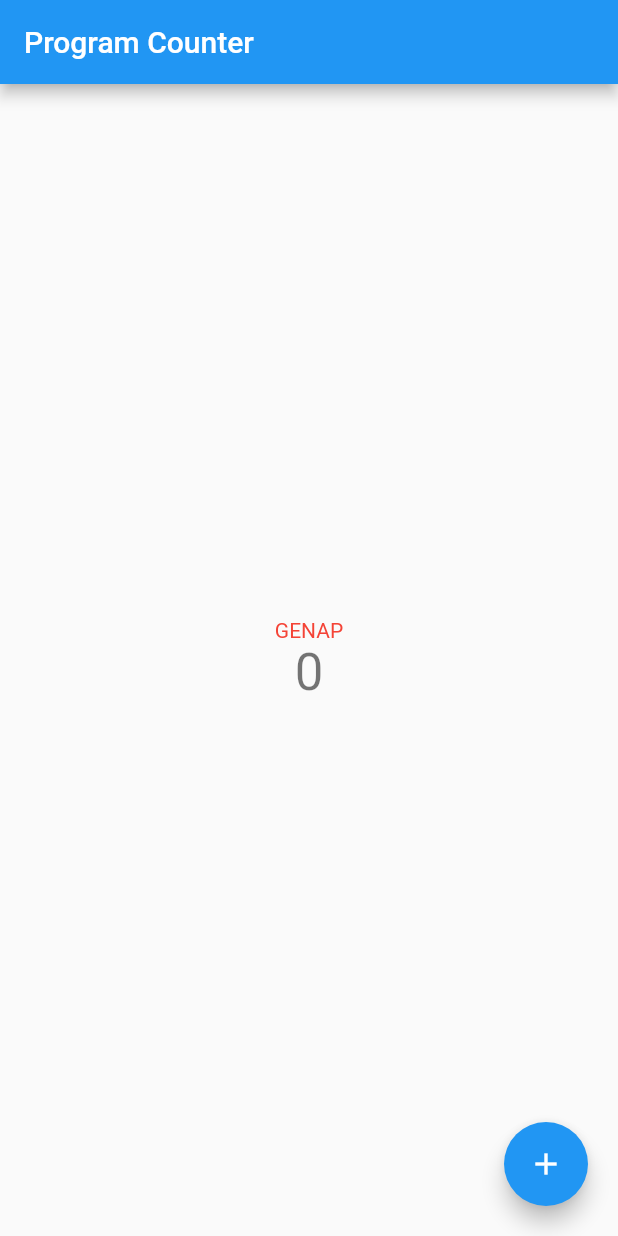
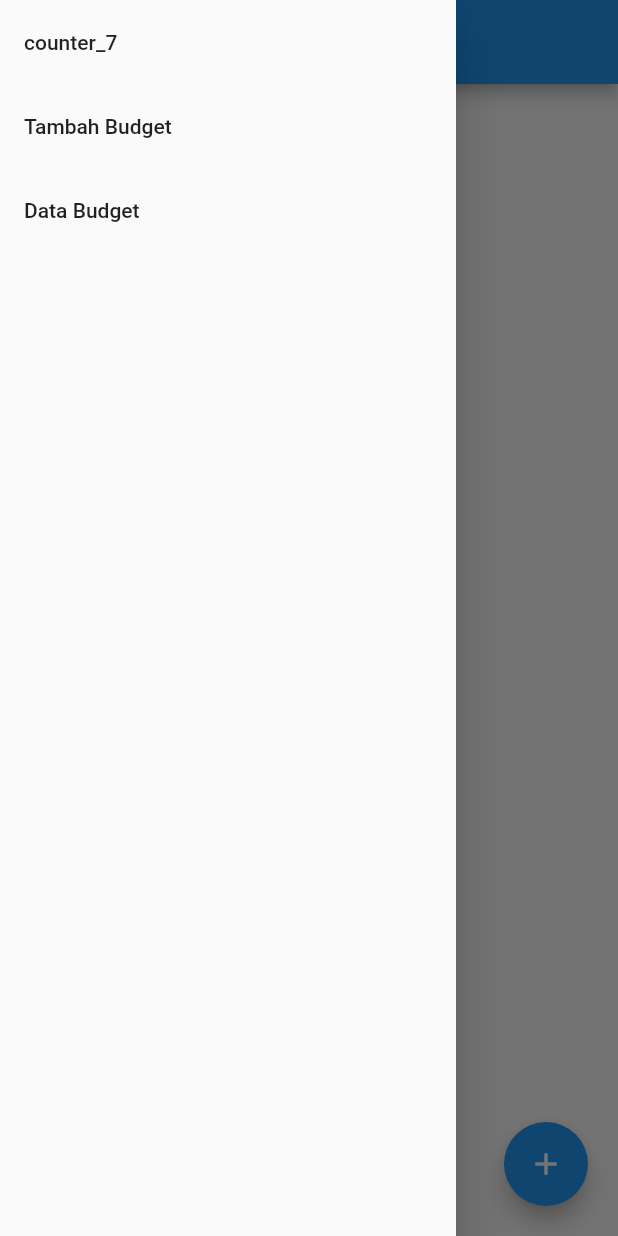
Before and after one commit to fabianark/pbp-flutter-lab, a Flutter app: the screen it shows after launch, with the side drawer open (before the commit the screen has no drawer), on a phone screen of 412 x 824 dp. Run offline on Flutter 3.47's test engine with Material 2 defaults, Android fonts, the phone set to English and light mode, and no system bars.

Commit message:
Finish working on mobile app for Tugas 8

```diff
--- /dev/null
+++ b/counter_7/lib/counter.dart
@@ -0,0 +1,149 @@
+import 'package:flutter/material.dart';
+import 'package:counter_7/main.dart';
+import 'package:counter_7/form.dart';
+import 'package:counter_7/data.dart';
+import 'package:counter_7/widget_drawer.dart';
+
+class CounterPage extends StatefulWidget {
+  const CounterPage({super.key});
+
+  // This widget is the home page of your application. It is stateful, meaning
+  // that it has a State object (defined below) that contains fields that affect
+  // how it looks.
+
+  // This class is the configuration for the state. It holds the values (in this
+  // case the title) provided by the parent (in this case the App widget) and
+  // used by the build method of the State. Fields in a Widget subclass are
+  // always marked "final".
+
+  final String title = 'Program Counter';
+
+  @override
+  State<CounterPage> createState() => _CounterPageState();
+}
+
+class _CounterPageState extends State<CounterPage> {
+  int _counter = 0;
+  String _numState = "GENAP";
+  TextStyle _stateColor = const TextStyle(color: Colors.red);
+  bool _showButton = false;
+
+  void _updateNumState() {
+    if (_counter % 2 == 0) {
+      _numState = "GENAP";
+      _stateColor = const TextStyle(color: Colors.red);
+    }
+    else {
+      _numState = "GANJIL";
+      _stateColor = const TextStyle(color: Colors.blue);
+    }
+    if (_counter == 0) {
+      _showButton = false;
+    }
+    else {
+      _showButton = true;
+    }
+  }
+
+  void _incrementCounter() {
+    setState(() {
+      // This call to setState tells the Flutter framework that something has
+      // changed in this State, which causes it to rerun the build method below
+      // so that the display can reflect the updated values. If we changed
+      // _counter without calling setState(), then the build method would not be
+      // called again, and so nothing would appear to happen.
+      _counter++;
+      _updateNumState();
+    });
+  }
+
+  void _decrementCounter() {
+    setState(() {
+      // This call to setState tells the Flutter framework that something has
+      // changed in this State, which causes it to rerun the build method below
+      // so that the display can reflect the updated values. If we changed
+      // _counter without calling setState(), then the build method would not be
+      // called again, and so nothing would appear to happen.
+      if (_counter != 0) {
+        _counter--;
+        _updateNumState();
+      }
+    });
+  }
+
+  @override
+  Widget build(BuildContext context) {
+    // This method is rerun every time setState is called, for instance as done
+    // by the _incrementCounter method above.
+    //
+    // The Flutter framework has been optimized to make rerunning build methods
+    // fast, so that you can just rebuild anything that needs updating rather
+    // than having to individually change instances of widgets.
+    return Scaffold(
+      appBar: AppBar(
+        // Here we take the value from the CounterPage object that was created by
+        // the App.build method, and use it to set our appbar title.
+        title: Text(widget.title),
+      ),
+      drawer: const DrawerWidget(),
+      body: Center(
+        // Center is a layout widget. It takes a single child and positions it
+        // in the middle of the parent.
+        child: Column(
+          // Column is also a layout widget. It takes a list of children and
+          // arranges them vertically. By default, it sizes itself to fit its
+          // children horizontally, and tries to be as tall as its parent.
+          //
+          // Invoke "debug painting" (press "p" in the console, choose the
+          // "Toggle Debug Paint" action from the Flutter Inspector in Android
+          // Studio, or the "Toggle Debug Paint" command in Visual Studio Code)
+          // to see the wireframe for each widget.
+          //
+          // Column has various properties to control how it sizes itself and
+          // how it positions its children. Here we use mainAxisAlignment to
+          // center the children vertically; the main axis here is the vertical
+          // axis because Columns are vertical (the cross axis would be
+          // horizontal).
+          mainAxisAlignment: MainAxisAlignment.center,
+          children: <Widget>[
+            Text(
+              _numState,
+              style: _stateColor,
+            ),
+            Text(
+              '$_counter',
+              style: Theme.of(context).textTheme.headline4,
+            ),
+          ],
+        ),
+      ),
+      floatingActionButtonLocation: FloatingActionButtonLocation.centerDocked,
+      floatingActionButton: Padding(
+        padding: const EdgeInsets.all(20),
+        child: Stack(
+          children: [
+            Align(
+              alignment: Alignment.bottomLeft,
+              child: Visibility(
+                visible: _showButton,
+                child: FloatingActionButton(
+                  onPressed: _decrementCounter,
+                  tooltip: 'Decrement',
+                  child: const Icon(Icons.horizontal_rule),
+                ),
+              ),
+            ),
+            Align(
+              alignment: Alignment.bottomRight,
+              child: FloatingActionButton(
+                onPressed: _incrementCounter,
+                tooltip: 'Increment',
+                child: const Icon(Icons.add),
+              ),
+            ),
+          ],
+        )
+      )
+    );
+  }
+}
--- a/counter_7/lib/main.dart
+++ b/counter_7/lib/main.dart
@@ -1,11 +1,31 @@
 import 'package:flutter/material.dart';
+import 'package:counter_7/form.dart';
+import 'package:counter_7/counter.dart';
+import 'package:counter_7/data.dart';
+import 'package:counter_7/widget_drawer.dart';
 
 void main() {
   runApp(const MyApp());
 }
 
-class MyApp extends StatelessWidget {
+class MyApp extends StatefulWidget {
   const MyApp({super.key});
+
+  @override
+  State<StatefulWidget> createState() {
+    return _MyAppState();
+  }
+}
+
+class _MyAppState extends State<MyApp> {
+  // List untuk menyimpan seluruh data budget pengguna
+  final List<List<Object?>> _listData = <List<Object?>>[];
+
+  void _addData(List<Object?> data) {
+    setState(() {
+      _listData.add(data);
+    });
+  }
 
   // This widget is the root of your application.
   @override
@@ -24,150 +44,12 @@ class MyApp extends StatelessWidget {
         // is not restarted.
         primarySwatch: Colors.blue,
       ),
-      home: const MyHomePage(title: 'Program Counter'),
+      home: const CounterPage(),
+      routes: {
+        '/counter': (context) => const CounterPage(),
+        '/form': (context) => FormPage(addData: _addData),
+        '/data': (context) => DataPage(listData: _listData),
+      },
     );
   }
 }
-
-class MyHomePage extends StatefulWidget {
-  const MyHomePage({super.key, required this.title});
-
-  // This widget is the home page of your application. It is stateful, meaning
-  // that it has a State object (defined below) that contains fields that affect
-  // how it looks.
-
-  // This class is the configuration for the state. It holds the values (in this
-  // case the title) provided by the parent (in this case the App widget) and
-  // used by the build method of the State. Fields in a Widget subclass are
-  // always marked "final".
-
-  final String title;
-
-  @override
-  State<MyHomePage> createState() => _MyHomePageState();
-}
-
-class _MyHomePageState extends State<MyHomePage> {
-  int _counter = 0;
-  String _numState = "GENAP";
-  TextStyle _stateColor = TextStyle(color: Colors.red);
-  bool _showButton = false;
-
-  void _updateNumState() {
-    if (_counter % 2 == 0) {
-      _numState = "GENAP";
-      _stateColor = TextStyle(color: Colors.red);
-    }
-    else {
-      _numState = "GANJIL";
-      _stateColor = TextStyle(color: Colors.blue);
-    }
-    if (_counter == 0) {
-      _showButton = false;
-    }
-    else {
-      _showButton = true;
-    }
-  }
-
-  void _incrementCounter() {
-    setState(() {
-      // This call to setState tells the Flutter framework that something has
-      // changed in this State, which causes it to rerun the build method below
-      // so that the display can reflect the updated values. If we changed
-      // _counter without calling setState(), then the build method would not be
-      // called again, and so nothing would appear to happen.
-      _counter++;
-      _updateNumState();
-    });
-  }
-
-  void _decrementCounter() {
-    setState(() {
-      // This call to setState tells the Flutter framework that something has
-      // changed in this State, which causes it to rerun the build method below
-      // so that the display can reflect the updated values. If we changed
-      // _counter without calling setState(), then the build method would not be
-      // called again, and so nothing would appear to happen.
-      if (_counter != 0) {
-        _counter--;
-        _updateNumState();
-      }
-    });
-  }
-
-  @override
-  Widget build(BuildContext context) {
-    // This method is rerun every time setState is called, for instance as done
-    // by the _incrementCounter method above.
-    //
-    // The Flutter framework has been optimized to make rerunning build methods
-    // fast, so that you can just rebuild anything that needs updating rather
-    // than having to individually change instances of widgets.
-    return Scaffold(
-      appBar: AppBar(
-        // Here we take the value from the MyHomePage object that was created by
-        // the App.build method, and use it to set our appbar title.
-        title: Text(widget.title),
-      ),
-      body: Center(
-        // Center is a layout widget. It takes a single child and positions it
-        // in the middle of the parent.
-        child: Column(
-          // Column is also a layout widget. It takes a list of children and
-          // arranges them vertically. By default, it sizes itself to fit its
-          // children horizontally, and tries to be as tall as its parent.
-          //
-          // Invoke "debug painting" (press "p" in the console, choose the
-          // "Toggle Debug Paint" action from the Flutter Inspector in Android
-          // Studio, or the "Toggle Debug Paint" command in Visual Studio Code)
-          // to see the wireframe for each widget.
-          //
-          // Column has various properties to control how it sizes itself and
-          // how it positions its children. Here we use mainAxisAlignment to
-          // center the children vertically; the main axis here is the vertical
-          // axis because Columns are vertical (the cross axis would be
-          // horizontal).
-          mainAxisAlignment: MainAxisAlignment.center,
-          children: <Widget>[
-            Text(
-              _numState,
-              style: _stateColor,
-            ),
-            Text(
-              '$_counter',
-              style: Theme.of(context).textTheme.headline4,
-            ),
-          ],
-        ),
-      ),
-      floatingActionButtonLocation: FloatingActionButtonLocation.centerDocked,
-      floatingActionButton: Padding(
-        padding: const EdgeInsets.all(20),
-        child: Stack(
-          children: [
-            Align(
-              alignment: Alignment.bottomLeft,
-              child: Visibility(
-                visible: _showButton,
-                child: FloatingActionButton(
-                  onPressed: _decrementCounter,
-                  tooltip: 'Decrement',
-                  child: const Icon(Icons.horizontal_rule),
-                ),
-              ),
-            ),
-            Align(
-              alignment: Alignment.bottomRight,
-              child: FloatingActionButton(
-                onPressed: _incrementCounter,
-                tooltip: 'Increment',
-                child: const Icon(Icons.add),
-              ),
-            ),
-          ],
-        )
-      )
-    );
-  }
-}
--- /dev/null
+++ b/counter_7/lib/widget_drawer.dart
@@ -0,0 +1,41 @@
+import 'package:flutter/material.dart';
+import 'package:counter_7/main.dart';
+import 'package:counter_7/counter.dart';
+import 'package:counter_7/form.dart';
+import 'package:counter_7/data.dart';
+
+class DrawerWidget extends StatelessWidget {
+  const DrawerWidget({Key? key,}) : super(key: key);
+
+  @override
+  Widget build(BuildContext context) {
+    return Drawer(
+      child: Column(
+        children: [
+          // Menambahkan clickable menu
+          ListTile(
+            title: const Text('counter_7'),
+            onTap: () {
+              // Route menu ke halaman utama
+              Navigator.of(context).pushReplacementNamed('/counter');
+            },
+          ),
+          ListTile(
+            title: const Text('Tambah Budget'),
+            onTap: () {
+              // Route menu ke halaman form
+              Navigator.of(context).pushReplacementNamed('/form');
+            },
+          ),
+          ListTile(
+            title: const Text('Data Budget'),
+            onTap: () {
+              // Route menu ke halaman data
+              Navigator.of(context).pushReplacementNamed('/data');
+            },
+          ),
+        ],
+      ),
+    );
+  }
+}
--- a/counter_7/pubspec.yaml
+++ b/counter_7/pubspec.yaml
@@ -36,6 +36,7 @@ dependencies:
   # The following adds the Cupertino Icons font to your application.
   # Use with the CupertinoIcons class for iOS style icons.
   cupertino_icons: ^1.0.2
+  intl: ^0.17.0
 
 dev_dependencies:
   flutter_test:
```
Also changed, not shown: counter_7/lib/data.dart (added, +119 -0 lines), counter_7/lib/form.dart (added, +229 -0 lines), counter_7/pubspec.lock.
